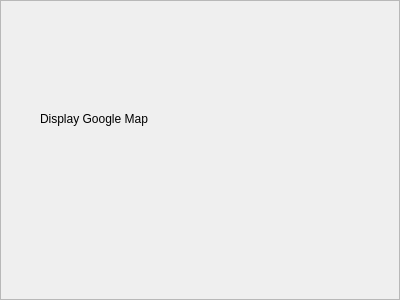
This is src/plugins/displayGoogleMap/displaygooglemapoptionsframe.ui in shujaatak/gpsbook as Qt 5 draws it before an edit. The edited form follows.
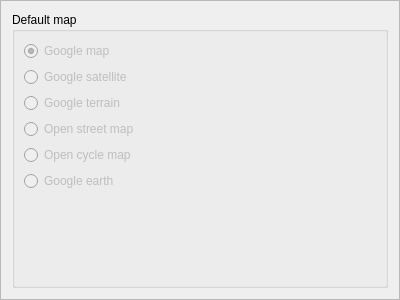
This is the edited form.

Diff of the .ui file:
```diff
--- a/src/plugins/displayGoogleMap/displaygooglemapoptionsframe.ui
+++ b/src/plugins/displayGoogleMap/displaygooglemapoptionsframe.ui
@@ -19,19 +19,93 @@
   <property name="frameShadow">
    <enum>QFrame::Raised</enum>
   </property>
-  <widget class="QLabel" name="label">
-   <property name="geometry">
-    <rect>
-     <x>40</x>
-     <y>110</y>
-     <width>251</width>
-     <height>17</height>
-    </rect>
-   </property>
-   <property name="text">
-    <string>Display Google Map</string>
-   </property>
-  </widget>
+  <layout class="QVBoxLayout" name="verticalLayout">
+   <item>
+    <widget class="QGroupBox" name="groupBox">
+     <property name="title">
+      <string>Default map</string>
+     </property>
+     <layout class="QVBoxLayout" name="verticalLayout_2">
+      <item>
+       <widget class="QRadioButton" name="radioButton">
+        <property name="enabled">
+         <bool>false</bool>
+        </property>
+        <property name="text">
+         <string>Google map</string>
+        </property>
+        <property name="checked">
+         <bool>true</bool>
+        </property>
+       </widget>
+      </item>
+      <item>
+       <widget class="QRadioButton" name="radioButton_2">
+        <property name="enabled">
+         <bool>false</bool>
+        </property>
+        <property name="text">
+         <string>Google satellite</string>
+        </property>
+       </widget>
+      </item>
+      <item>
+       <widget class="QRadioButton" name="radioButton_5">
+        <property name="enabled">
+         <bool>false</bool>
+        </property>
+        <property name="text">
+         <string>Google terrain</string>
+        </property>
+       </widget>
+      </item>
+      <item>
+       <widget class="QRadioButton" name="radioButton_6">
+        <property name="enabled">
+         <bool>false</bool>
+        </property>
+        <property name="text">
+         <string>Open street map</string>
+        </property>
+       </widget>
+      </item>
+      <item>
+       <widget class="QRadioButton" name="radioButton_7">
+        <property name="enabled">
+         <bool>false</bool>
+        </property>
+        <property name="text">
+         <string>Open cycle map</string>
+        </property>
+       </widget>
+      </item>
+      <item>
+       <widget class="QRadioButton" name="radioButton_13">
+        <property name="enabled">
+         <bool>false</bool>
+        </property>
+        <property name="text">
+         <string>Google earth</string>
+        </property>
+       </widget>
+      </item>
+      <item>
+       <spacer name="verticalSpacer">
+        <property name="orientation">
+         <enum>Qt::Vertical</enum>
+        </property>
+        <property name="sizeHint" stdset="0">
+         <size>
+          <width>20</width>
+          <height>73</height>
+         </size>
+        </property>
+       </spacer>
+      </item>
+     </layout>
+    </widget>
+   </item>
+  </layout>
  </widget>
  <resources/>
  <connections/>
```
